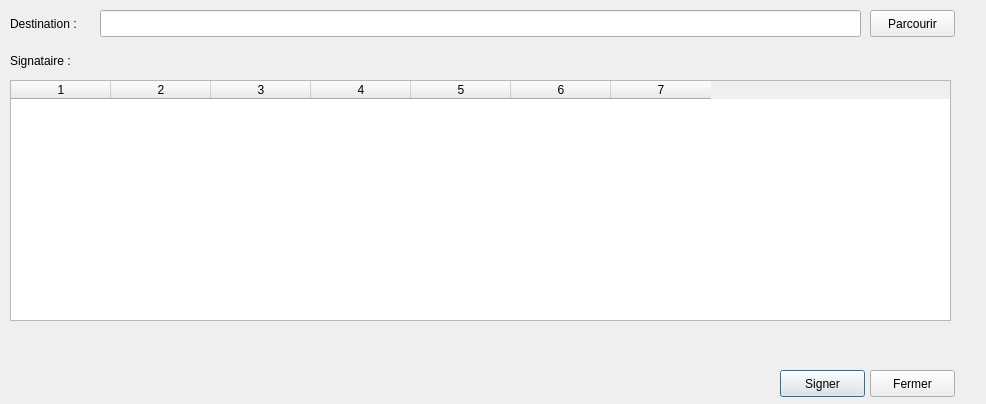
Diakakodo/GuiPG, file GuiPG/src/View/filesigneditor.ui: the form before one commit.
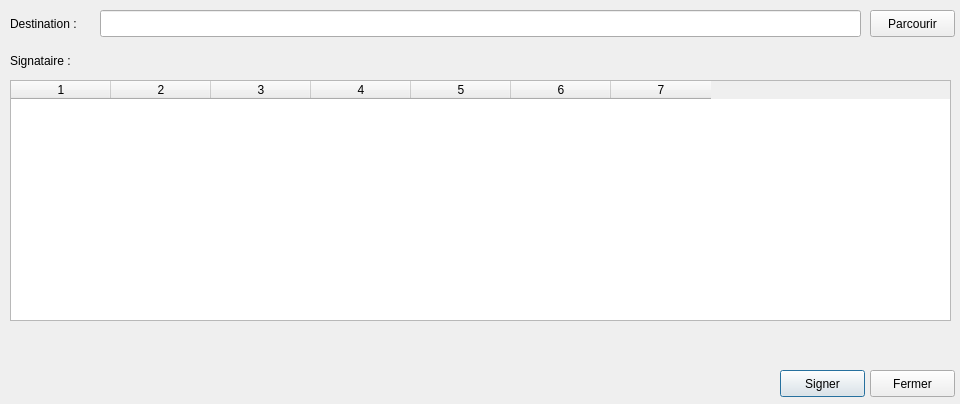
The form after the commit.

```diff
--- a/GuiPG/src/View/filesigneditor.ui
+++ b/GuiPG/src/View/filesigneditor.ui
@@ -6,7 +6,7 @@
    <rect>
     <x>0</x>
     <y>0</y>
-    <width>986</width>
+    <width>960</width>
     <height>404</height>
    </rect>
   </property>
```
Left out of the diff: 2 changed lines with no effect on the pictures.
